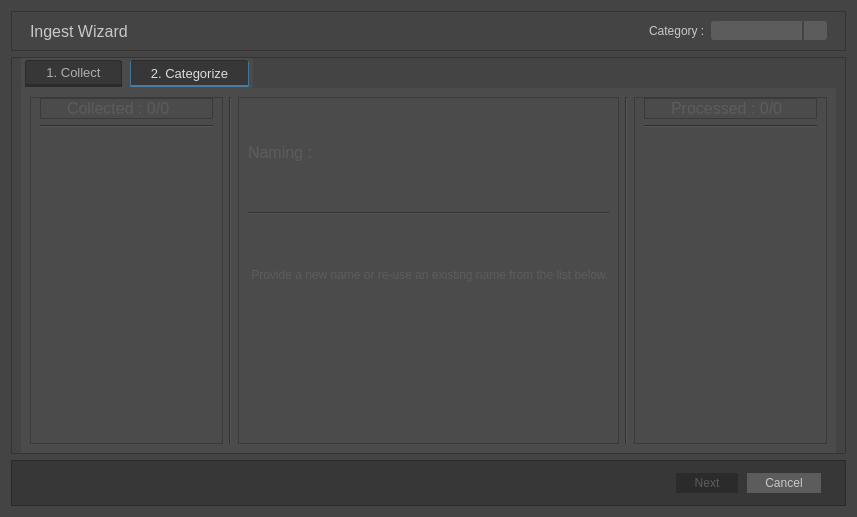
The window that library/ui/ingestion.ui (swillisart/Relic) describes before a commit, drawn with Qt 5.
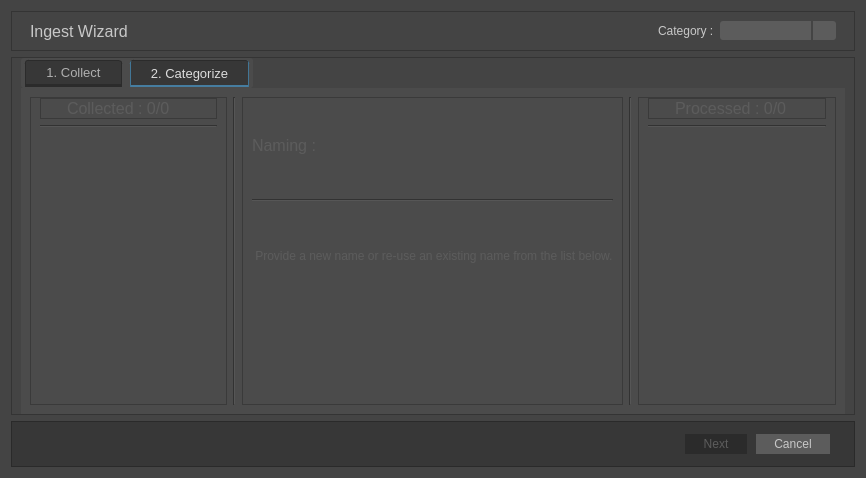
The same window after the commit. Icons and pictures are not drawn. Custom widgets are drawn as their Qt base class.

The edit to the form file:
```diff
--- a/library/ui/ingestion.ui
+++ b/library/ui/ingestion.ui
@@ -6,8 +6,8 @@
    <rect>
     <x>0</x>
     <y>0</y>
-    <width>857</width>
-    <height>517</height>
+    <width>866</width>
+    <height>478</height>
    </rect>
   </property>
   <property name="windowTitle">
```
Left out of the diff: 1 changed line with no effect on the pictures.
